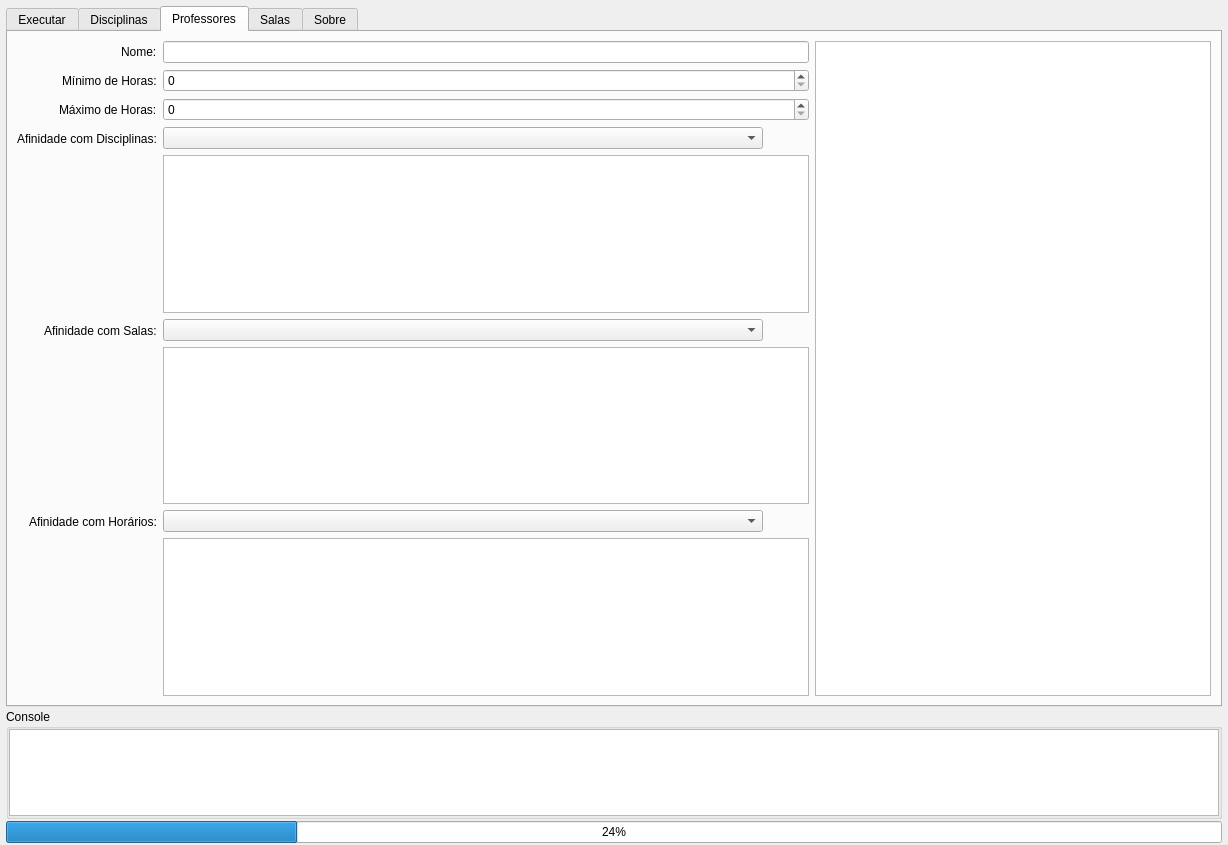
First picture: the form in resources/ui_files/main.ui, repository JoseitoOliveira/School-Timetabling, before the edit.
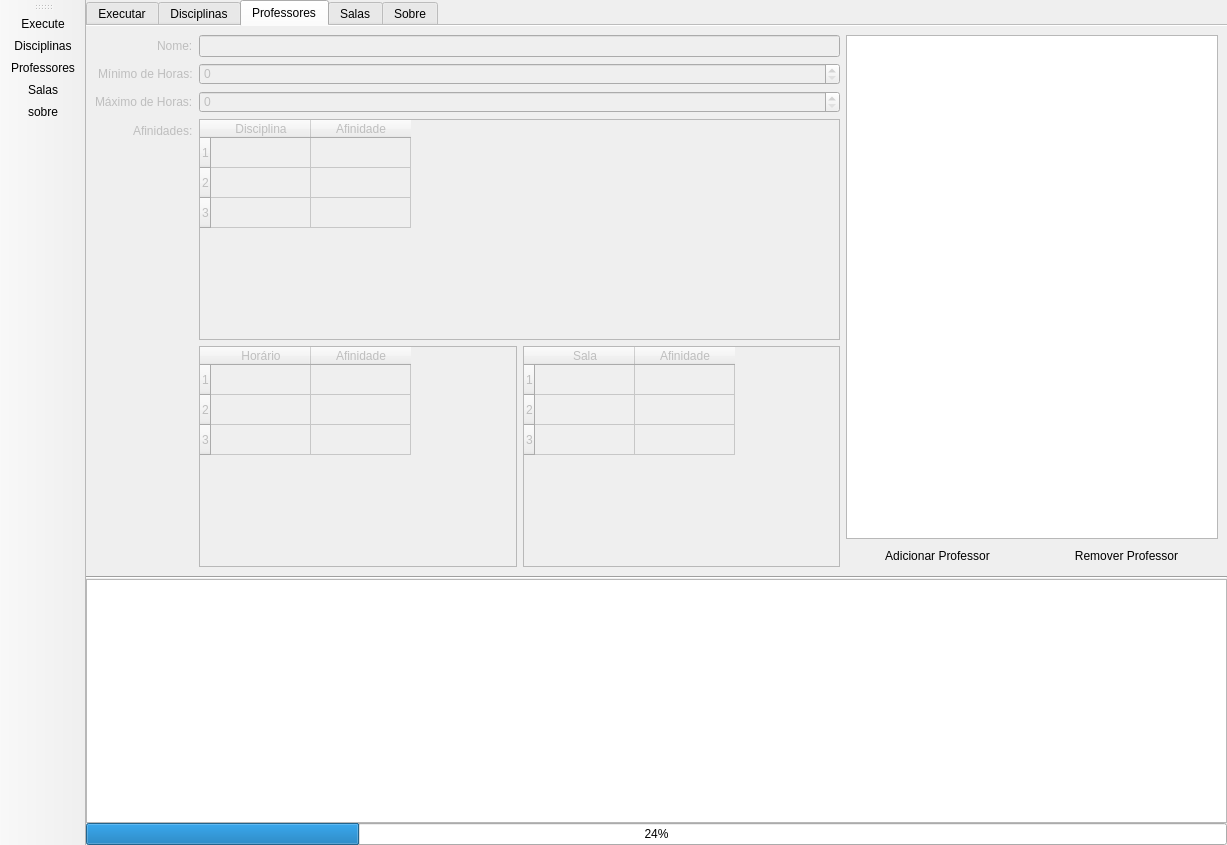
Second picture: the form after the edit. The open tabs and pages were chosen to show the change. Icons and pictures are not drawn.

```diff
--- a/resources/ui_files/main.ui
+++ b/resources/ui_files/main.ui
@@ -6,7 +6,7 @@
    <rect>
     <x>0</x>
     <y>0</y>
-    <width>1228</width>
+    <width>1227</width>
     <height>845</height>
    </rect>
   </property>
@@ -60,29 +60,32 @@
      <height>9999</height>
     </size>
    </property>
-   <layout class="QGridLayout" name="gridLayout" rowstretch="0,0,0,0,0" columnstretch="0,0,0">
+   <layout class="QGridLayout" name="gridLayout" rowstretch="0,0,0,0,0,0" columnstretch="0,0">
     <property name="sizeConstraint">
      <enum>QLayout::SetDefaultConstraint</enum>
     </property>
     <property name="leftMargin">
-     <number>6</number>
+     <number>0</number>
     </property>
     <property name="topMargin">
-     <number>6</number>
+     <number>0</number>
     </property>
     <property name="rightMargin">
-     <number>6</number>
+     <number>0</number>
     </property>
     <property name="bottomMargin">
-     <number>2</number>
+     <number>0</number>
     </property>
     <property name="spacing">
-     <number>2</number>
+     <number>0</number>
     </property>
+    <item row="4" column="1">
+     <widget class="QTextEdit" name="console"/>
+    </item>
     <item row="3" column="1">
-     <widget class="QProgressBar" name="progressBar">
-      <property name="value">
-       <number>24</number>
+     <widget class="Line" name="line">
+      <property name="orientation">
+       <enum>Qt::Horizontal</enum>
       </property>
      </widget>
     </item>
@@ -95,10 +98,7 @@
        <enum>Qt::ElideMiddle</enum>
       </property>
       <property name="documentMode">
-       <bool>false</bool>
-      </property>
-      <property name="tabBarAutoHide">
-       <bool>false</bool>
+       <bool>true</bool>
       </property>
       <widget class="QWidget" name="tab_exec">
        <attribute name="title">
@@ -185,6 +185,9 @@
               <height>24</height>
              </size>
             </property>
+            <property name="flat">
+             <bool>true</bool>
+            </property>
            </widget>
           </item>
          </layout>
@@ -192,15 +195,37 @@
        </layout>
       </widget>
       <widget class="QWidget" name="tab_disc">
+       <property name="enabled">
+        <bool>true</bool>
+       </property>
        <attribute name="title">
         <string>Disciplinas</string>
        </attribute>
-       <layout class="QHBoxLayout" name="horizontalLayout_2" stretch="2,0">
+       <layout class="QHBoxLayout" name="horizontalLayout_2" stretch="2,1">
         <item>
-         <layout class="QFormLayout" name="formLayout">
+         <widget class="QGroupBox" name="form_disciplina">
+          <property name="enabled">
+           <bool>true</bool>
+          </property>
+          <property name="styleSheet">
+           <string notr="true">QGroupBox{border: 0px;}</string>
+          </property>
+          <layout class="QFormLayout" name="layout">
           <property name="labelAlignment">
            <set>Qt::AlignRight|Qt::AlignTrailing|Qt::AlignVCenter</set>
           </property>
+           <property name="leftMargin">
+            <number>0</number>
+           </property>
+           <property name="topMargin">
+            <number>0</number>
+           </property>
+           <property name="rightMargin">
+            <number>0</number>
+           </property>
+           <property name="bottomMargin">
+            <number>0</number>
+           </property>
           <item row="0" column="0">
            <widget class="QLabel" name="label">
             <property name="text">
@@ -351,10 +376,10 @@
             <item>
              <widget class="QListWidget" name="list_laboratorios_disciplinas">
               <property name="dragDropMode">
-               <enum>QAbstractItemView::DragDrop</enum>
+                <enum>QAbstractItemView::NoDragDrop</enum>
               </property>
               <property name="defaultDropAction">
-               <enum>Qt::MoveAction</enum>
+                <enum>Qt::IgnoreAction</enum>
               </property>
              </widget>
             </item>
@@ -389,6 +414,7 @@
            </layout>
           </item>
          </layout>
+         </widget>
         </item>
         <item>
          <layout class="QVBoxLayout" name="verticalLayout_10">
@@ -449,10 +475,29 @@
        </attribute>
        <layout class="QHBoxLayout" name="horizontalLayout_5" stretch="2,1">
         <item>
-         <layout class="QFormLayout" name="formLayout_2">
+         <widget class="QGroupBox" name="form_professor">
+          <property name="enabled">
+           <bool>false</bool>
+          </property>
+          <property name="styleSheet">
+           <string notr="true">QGroupBox{border: 0px;}</string>
+          </property>
+          <layout class="QFormLayout" name="layout_2">
           <property name="labelAlignment">
            <set>Qt::AlignRight|Qt::AlignTrailing|Qt::AlignVCenter</set>
           </property>
+           <property name="leftMargin">
+            <number>0</number>
+           </property>
+           <property name="topMargin">
+            <number>0</number>
+           </property>
+           <property name="rightMargin">
+            <number>0</number>
+           </property>
+           <property name="bottomMargin">
+            <number>0</number>
+           </property>
           <item row="0" column="0">
            <widget class="QLabel" name="label_9">
             <property name="text">
@@ -486,134 +531,132 @@
           <item row="3" column="0">
            <widget class="QLabel" name="label_12">
             <property name="text">
-             <string>Afinidade com Disciplinas:</string>
+              <string>Afinidades:</string>
             </property>
            </widget>
           </item>
           <item row="3" column="1">
-           <layout class="QVBoxLayout" name="verticalLayout_6">
-            <item>
-             <layout class="QHBoxLayout" name="horizontalLayout_7" stretch="1,0">
-              <item>
-               <widget class="QComboBox" name="comboBox_3"/>
-              </item>
-              <item>
-               <widget class="QPushButton" name="pushButton_7">
+            <widget class="QTableWidget" name="professor_afinidade_disciplina">
+             <property name="rowCount">
+              <number>3</number>
+             </property>
+             <row/>
+             <row/>
+             <row/>
+             <column>
                 <property name="text">
-                 <string/>
-                </property>
-                <property name="icon">
-                 <iconset>
-                  <normaloff>../images/add_48px.png</normaloff>../images/add_48px.png</iconset>
-                </property>
-                <property name="iconSize">
-                 <size>
-                  <width>24</width>
-                  <height>24</height>
-                 </size>
-                </property>
-                <property name="flat">
-                 <bool>true</bool>
-                </property>
-               </widget>
-              </item>
-             </layout>
-            </item>
-            <item>
-             <widget class="QListWidget" name="listWidget_8"/>
-            </item>
-           </layout>
-          </item>
-          <item row="4" column="0">
-           <widget class="QLabel" name="label_10">
+               <string>Disciplina</string>
+              </property>
+             </column>
+             <column>
             <property name="text">
-             <string>Afinidade com Salas:</string>
-            </property>
+               <string>Afinidade</string>
+              </property>
+             </column>
            </widget>
           </item>
           <item row="4" column="1">
-           <layout class="QVBoxLayout" name="verticalLayout_4">
+            <layout class="QHBoxLayout" name="horizontalLayout_4">
             <item>
-             <layout class="QHBoxLayout" name="horizontalLayout_4" stretch="1,0">
-              <item>
-               <widget class="QComboBox" name="comboBox"/>
-              </item>
-              <item>
-               <widget class="QPushButton" name="pushButton_5">
+              <widget class="QTableWidget" name="professor_afinidade_horario">
+               <property name="rowCount">
+                <number>3</number>
+               </property>
+               <row/>
+               <row/>
+               <row/>
+               <column>
                 <property name="text">
-                 <string/>
+                 <string>Horário</string>
                 </property>
-                <property name="icon">
-                 <iconset>
-                  <normaloff>../images/add_48px.png</normaloff>../images/add_48px.png</iconset>
+               </column>
+               <column>
+                <property name="text">
+                 <string>Afinidade</string>
                 </property>
-                <property name="iconSize">
-                 <size>
-                  <width>24</width>
-                  <height>24</height>
-                 </size>
-                </property>
-                <property name="flat">
-                 <bool>true</bool>
+               </column>
+              </widget>
+             </item>
+             <item>
+              <widget class="QTableWidget" name="professor_afinidade_sala">
+               <property name="rowCount">
+                <number>3</number>
+               </property>
+               <row/>
+               <row/>
+               <row/>
+               <column>
+                <property name="text">
+                 <string>Sala</string>
                 </property>
+               </column>
+               <column>
+                <property name="text">
+                 <string>Afinidade</string>
+                </property>
+               </column>
                </widget>
               </item>
              </layout>
             </item>
-            <item>
-             <widget class="QListWidget" name="listWidget_6"/>
-            </item>
-           </layout>
-          </item>
-          <item row="5" column="0">
-           <widget class="QLabel" name="label_11">
-            <property name="text">
-             <string>Afinidade com Horários:</string>
-            </property>
-           </widget>
-          </item>
-          <item row="5" column="1">
-           <layout class="QVBoxLayout" name="verticalLayout_5">
+          </layout>
+         </widget>
+        </item>
             <item>
-             <layout class="QHBoxLayout" name="horizontalLayout_6" stretch="1,0">
+         <layout class="QVBoxLayout" name="verticalLayout">
               <item>
-               <widget class="QComboBox" name="comboBox_2"/>
-              </item>
-              <item>
-               <widget class="QPushButton" name="pushButton_6">
-                <property name="text">
-                 <string/>
-                </property>
-                <property name="icon">
-                 <iconset>
-                  <normaloff>../images/add_48px.png</normaloff>../images/add_48px.png</iconset>
-                </property>
-                <property name="iconSize">
-                 <size>
-                  <width>24</width>
-                  <height>24</height>
-                 </size>
-                </property>
-                <property name="default">
+           <widget class="QListWidget" name="list_professores">
+            <property name="showDropIndicator" stdset="0">
                  <bool>false</bool>
                 </property>
+           </widget>
+          </item>
+          <item>
+           <layout class="QHBoxLayout" name="horizontalLayout_7">
+            <item>
+             <widget class="QPushButton" name="btn_add_professor">
+              <property name="text">
+               <string>Adicionar Professor</string>
+              </property>
+              <property name="icon">
+               <iconset>
+                <normaloff>../images/add_48px.png</normaloff>../images/add_48px.png</iconset>
+              </property>
+              <property name="iconSize">
+               <size>
+                <width>24</width>
+                <height>24</height>
+               </size>
+              </property>
                 <property name="flat">
                  <bool>true</bool>
                 </property>
                </widget>
               </item>
-             </layout>
-            </item>
             <item>
-             <widget class="QListWidget" name="listWidget_7"/>
+             <widget class="QPushButton" name="btn_rmv_professor">
+              <property name="text">
+               <string>Remover Professor</string>
+              </property>
+              <property name="icon">
+               <iconset>
+                <normaloff>../images/cancel_48px.png</normaloff>../images/cancel_48px.png</iconset>
+              </property>
+              <property name="iconSize">
+               <size>
+                <width>24</width>
+                <height>24</height>
+               </size>
+              </property>
+              <property name="flat">
+               <bool>true</bool>
+              </property>
+             </widget>
             </item>
            </layout>
           </item>
          </layout>
         </item>
-        <item>
-         <widget class="QListWidget" name="list_professores"/>
-        </item>
        </layout>
       </widget>
       <widget class="QWidget" name="tab_salas">
@@ -622,10 +665,26 @@
        </attribute>
        <layout class="QHBoxLayout" name="horizontalLayout_8" stretch="2,1">
         <item>
-         <layout class="QFormLayout" name="formLayout_3">
+         <widget class="QGroupBox" name="form_sala">
+          <property name="enabled">
+           <bool>false</bool>
+          </property>
+          <property name="styleSheet">
+           <string notr="true">QGroupBox{border: 0px;}</string>
+          </property>
+          <layout class="QFormLayout" name="layout_3">
           <property name="labelAlignment">
            <set>Qt::AlignRight|Qt::AlignTrailing|Qt::AlignVCenter</set>
           </property>
+           <property name="topMargin">
+            <number>0</number>
+           </property>
+           <property name="rightMargin">
+            <number>0</number>
+           </property>
+           <property name="bottomMargin">
+            <number>0</number>
+           </property>
           <item row="0" column="0">
            <widget class="QLabel" name="label_13">
             <property name="text">
@@ -649,66 +708,103 @@
           <item row="2" column="0">
            <widget class="QLabel" name="label_15">
             <property name="text">
-             <string>Afinidade Horários:</string>
-            </property>
-           </widget>
-          </item>
-          <item row="2" column="1">
-           <layout class="QVBoxLayout" name="verticalLayout_7">
-            <item>
-             <layout class="QHBoxLayout" name="horizontalLayout_9" stretch="1,0">
-              <item>
-               <widget class="QComboBox" name="comboBox_4"/>
-              </item>
-              <item>
-               <widget class="QPushButton" name="pushButton_8">
-                <property name="text">
                  <string/>
                 </property>
-                <property name="icon">
-                 <iconset>
-                  <normaloff>../images/add_48px.png</normaloff>../images/add_48px.png</iconset>
+            </widget>
+           </item>
+           <item row="2" column="1">
+            <layout class="QHBoxLayout" name="horizontalLayout_6" stretch="0,0">
+             <item>
+              <widget class="QTableWidget" name="sala_afinidade_horarios">
+               <column>
+                <property name="text">
+                 <string>Horário</string>
                 </property>
-                <property name="iconSize">
-                 <size>
-                  <width>24</width>
-                  <height>24</height>
-                 </size>
+               </column>
+               <column>
+                <property name="text">
+                 <string>Afinidade</string>
                 </property>
-                <property name="flat">
-                 <bool>true</bool>
-                </property>
-               </widget>
-              </item>
-             </layout>
-            </item>
+               </column>
+              </widget>
+             </item>
             <item>
-             <widget class="QListWidget" name="listWidget_10"/>
-            </item>
-           </layout>
-          </item>
-          <item row="3" column="0">
-           <widget class="QLabel" name="label_16">
+              <widget class="QTableWidget" name="sala_distancias">
+               <column>
             <property name="text">
-             <string>Distâncias:</string>
-            </property>
-           </widget>
+                 <string>Sala</string>
+                </property>
+               </column>
+               <column>
+                <property name="text">
+                 <string>Distância</string>
+                </property>
+               </column>
+              </widget>
+             </item>
+            </layout>
           </item>
           <item row="3" column="1">
-           <widget class="QListWidget" name="listWidget_11"/>
-          </item>
-          <item row="4" column="1">
-           <widget class="QCheckBox" name="checkBox_4">
+            <widget class="QCheckBox" name="eh_laboratorio">
             <property name="text">
              <string>Laboratório</string>
             </property>
            </widget>
           </item>
          </layout>
+         </widget>
         </item>
+        <item>
+         <layout class="QVBoxLayout" name="verticalLayout_3">
         <item>
          <widget class="QListWidget" name="list_salas"/>
         </item>
+          <item>
+           <layout class="QHBoxLayout" name="horizontalLayout_9">
+            <item>
+             <widget class="QPushButton" name="btn_add_sala">
+              <property name="text">
+               <string>Adicionar Sala</string>
+              </property>
+              <property name="icon">
+               <iconset>
+                <normaloff>../images/add_48px.png</normaloff>../images/add_48px.png</iconset>
+              </property>
+              <property name="iconSize">
+               <size>
+                <width>24</width>
+                <height>24</height>
+               </size>
+              </property>
+              <property name="flat">
+               <bool>true</bool>
+              </property>
+             </widget>
+            </item>
+            <item>
+             <widget class="QPushButton" name="btn_rmv_sala">
+              <property name="text">
+               <string>Remover Sala</string>
+              </property>
+              <property name="icon">
+               <iconset>
+                <normaloff>../images/cancel_48px.png</normaloff>../images/cancel_48px.png</iconset>
+              </property>
+              <property name="iconSize">
+               <size>
+                <width>24</width>
+                <height>24</height>
+               </size>
+              </property>
+              <property name="flat">
+               <bool>true</bool>
+              </property>
+             </widget>
+            </item>
+           </layout>
+          </item>
+         </layout>
+        </item>
        </layout>
       </widget>
       <widget class="QWidget" name="tab_sobre">
@@ -718,51 +814,92 @@
       </widget>
      </widget>
     </item>
-    <item row="2" column="1">
-     <widget class="QGroupBox" name="groupBox">
-      <property name="title">
-       <string>Console</string>
+    <item row="5" column="1">
+     <widget class="QProgressBar" name="progressBar">
+      <property name="value">
+       <number>24</number>
       </property>
-      <layout class="QVBoxLayout" name="verticalLayout">
-       <property name="spacing">
-        <number>0</number>
-       </property>
-       <property name="leftMargin">
-        <number>0</number>
-       </property>
-       <property name="topMargin">
-        <number>0</number>
-       </property>
-       <property name="rightMargin">
-        <number>0</number>
-       </property>
-       <property name="bottomMargin">
-        <number>0</number>
-       </property>
-       <item>
-        <widget class="QTextEdit" name="console"/>
-       </item>
-      </layout>
-     </widget>
-    </item>
-   </layout>
-  </widget>
-  <action name="action_execute">
+     </widget>
+    </item>
+   </layout>
+  </widget>
+  <widget class="QToolBar" name="toolBar">
+   <property name="windowTitle">
+    <string>toolBar</string>
+   </property>
+   <property name="movable">
+    <bool>true</bool>
+   </property>
+   <property name="orientation">
+    <enum>Qt::Vertical</enum>
+   </property>
+   <property name="iconSize">
+    <size>
+     <width>32</width>
+     <height>32</height>
+    </size>
+   </property>
+   <property name="toolButtonStyle">
+    <enum>Qt::ToolButtonFollowStyle</enum>
+   </property>
+   <property name="floatable">
+    <bool>false</bool>
+   </property>
+   <attribute name="toolBarArea">
+    <enum>LeftToolBarArea</enum>
+   </attribute>
+   <attribute name="toolBarBreak">
+    <bool>false</bool>
+   </attribute>
+   <addaction name="actionExecute"/>
+   <addaction name="actionDisciplinas"/>
+   <addaction name="actionProfessores"/>
+   <addaction name="actionSalas"/>
+   <addaction name="actionsobre"/>
+  </widget>
+  <action name="actionExecute">
    <property name="icon">
     <iconset>
-     <normaloff>../images/circled_play_48px.png</normaloff>../images/circled_play_48px.png</iconset>
+     <normaloff>../images/play_button_circled_48px.png</normaloff>../images/play_button_circled_48px.png</iconset>
    </property>
    <property name="text">
     <string>Execute</string>
    </property>
   </action>
-  <action name="action_save">
+  <action name="actionDisciplinas">
    <property name="icon">
     <iconset>
-     <normaloff>../images/save_all_48px.png</normaloff>../images/save_all_48px.png</iconset>
+     <normaloff>../images/books2_48px.png</normaloff>../images/books2_48px.png</iconset>
    </property>
    <property name="text">
-    <string>Save</string>
+    <string>Disciplinas</string>
+   </property>
+  </action>
+  <action name="actionProfessores">
+   <property name="icon">
+    <iconset>
+     <normaloff>../images/team2_48px.png</normaloff>../images/team2_48px.png</iconset>
+   </property>
+   <property name="text">
+    <string>Professores</string>
+   </property>
+  </action>
+  <action name="actionSalas">
+   <property name="icon">
+    <iconset>
+     <normaloff>../images/room_48px.png</normaloff>../images/room_48px.png</iconset>
+   </property>
+   <property name="text">
+    <string>Salas</string>
+   </property>
+  </action>
+  <action name="actionsobre">
+   <property name="icon">
+    <iconset>
+     <normaloff>../images/info2_48px.png</normaloff>../images/info2_48px.png</iconset>
+   </property>
+   <property name="text">
+    <string>sobre</string>
    </property>
   </action>
  </widget>
```
Lines whose indentation alone changed are shown as unchanged.
